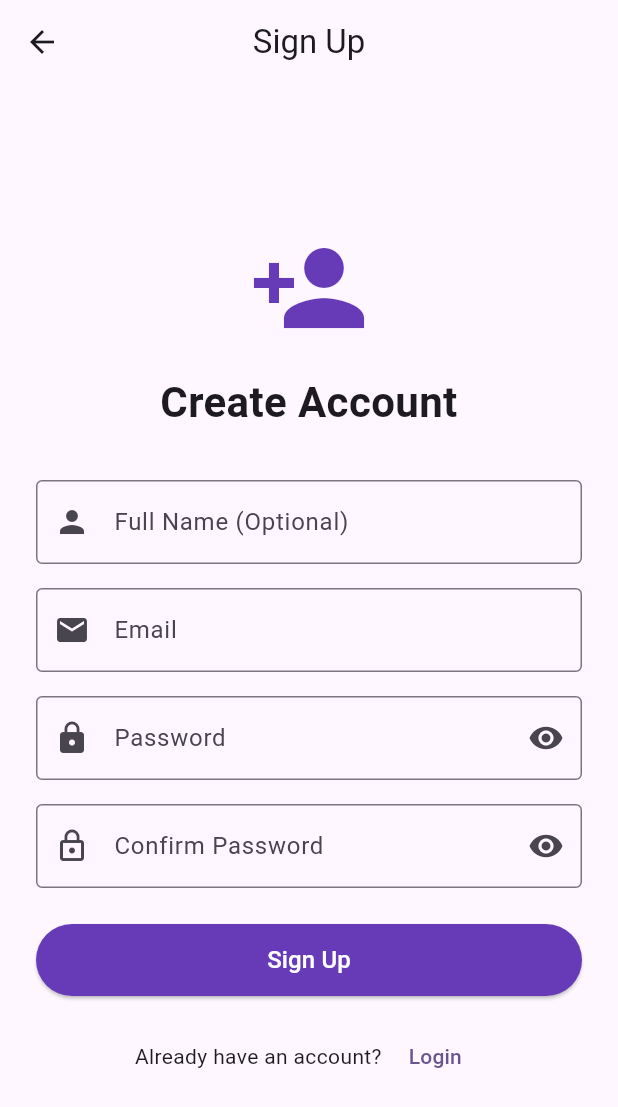
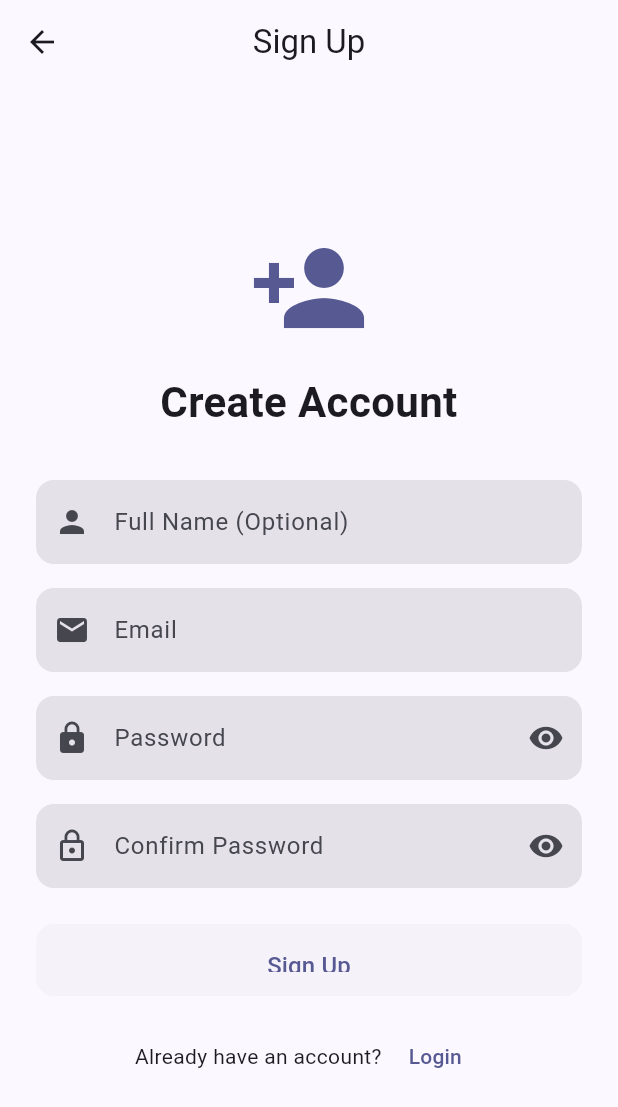
Before and after one commit to mistergaurav/memoryhub, a Flutter app: the screen it shows after launch, after a tap on "Login", after a tap on "Sign Up", on a phone screen of 412 x 824 dp. Shown: the top 1107 px of the screen. Run offline on Flutter 3.47's test engine with Material 3 defaults, Android fonts, the phone set to English and light mode, and no system bars; our stand-ins replace file_picker, shared_preferences; accounts and stored records are empty; network calls fail.

Commit message:
Enhance application appearance and user experience with updated styling
Update the application's theme to use Material 3, introduce a new primary color, and refine UI elements such as app bars, cards, buttons, and input fields for a more modern and user-friendly interface. The login and signup screens are updated to reflect these style changes and now utilize a splash screen on startup.

Replit-Commit-Author: Agent
Replit-Commit-Session-Id: 44feb2eb-779b-4c57-b6de-b28d263338ee
Replit-Commit-Checkpoint-Type: intermediate_checkpoint
Replit-Commit-Screenshot-Url: https://storage.googleapis.com/screenshot-production-us-central1/7fa15e25-8ae9-49d4-967c-3b7b116703ae/44feb2eb-779b-4c57-b6de-b28d263338ee/Ji9yg2a

```diff
--- a/memory_hub_app/lib/main.dart
+++ b/memory_hub_app/lib/main.dart
@@ -25,15 +25,90 @@ class MyApp extends StatelessWidget {
     return MaterialApp(
       title: 'The Memory Hub',
       theme: ThemeData(
-        colorScheme: ColorScheme.fromSeed(seedColor: Colors.deepPurple),
+        colorScheme: ColorScheme.fromSeed(
+          seedColor: const Color(0xFF6366F1),
+          brightness: Brightness.light,
+        ),
         useMaterial3: true,
         appBarTheme: const AppBarTheme(
           centerTitle: true,
           elevation: 0,
         ),
+        cardTheme: CardThemeData(
+          elevation: 0,
+          shape: RoundedRectangleBorder(
+            borderRadius: BorderRadius.circular(16),
+          ),
+        ),
+        elevatedButtonTheme: ElevatedButtonThemeData(
+          style: ElevatedButton.styleFrom(
+            elevation: 0,
+            padding: const EdgeInsets.symmetric(vertical: 16, horizontal: 32),
+            shape: RoundedRectangleBorder(
+              borderRadius: BorderRadius.circular(12),
+            ),
+          ),
+        ),
+        inputDecorationTheme: InputDecorationTheme(
+          filled: true,
+          border: OutlineInputBorder(
+            borderRadius: BorderRadius.circular(12),
+            borderSide: BorderSide.none,
+          ),
+          enabledBorder: OutlineInputBorder(
+            borderRadius: BorderRadius.circular(12),
+            borderSide: BorderSide.none,
+          ),
+          focusedBorder: OutlineInputBorder(
+            borderRadius: BorderRadius.circular(12),
+            borderSide: const BorderSide(width: 2),
+          ),
+        ),
       ),
+      darkTheme: ThemeData(
+        colorScheme: ColorScheme.fromSeed(
+          seedColor: const Color(0xFF6366F1),
+          brightness: Brightness.dark,
+        ),
+        useMaterial3: true,
+        appBarTheme: const AppBarTheme(
+          centerTitle: true,
+          elevation: 0,
+        ),
+        cardTheme: CardThemeData(
+          elevation: 0,
+          shape: RoundedRectangleBorder(
+            borderRadius: BorderRadius.circular(16),
+          ),
+        ),
+        elevatedButtonTheme: ElevatedButtonThemeData(
+          style: ElevatedButton.styleFrom(
+            elevation: 0,
+            padding: const EdgeInsets.symmetric(vertical: 16, horizontal: 32),
+            shape: RoundedRectangleBorder(
+              borderRadius: BorderRadius.circular(12),
+            ),
+          ),
+        ),
+        inputDecorationTheme: InputDecorationTheme(
+          filled: true,
+          border: OutlineInputBorder(
+            borderRadius: BorderRadius.circular(12),
+            borderSide: BorderSide.none,
+          ),
+          enabledBorder: OutlineInputBorder(
+            borderRadius: BorderRadius.circular(12),
+            borderSide: BorderSide.none,
+          ),
+          focusedBorder: OutlineInputBorder(
+            borderRadius: BorderRadius.circular(12),
+            borderSide: const BorderSide(width: 2),
+          ),
+        ),
+      ),
+      themeMode: ThemeMode.system,
       debugShowCheckedModeBanner: false,
-      home: const LoginScreen(),
+      home: const SplashScreen(),
       onGenerateRoute: (settings) {
         switch (settings.name) {
           case '/login':
--- a/memory_hub_app/lib/screens/auth/login_screen.dart
+++ b/memory_hub_app/lib/screens/auth/login_screen.dart
@@ -68,10 +68,10 @@ class _LoginScreenState extends State<LoginScreen> {
                   mainAxisAlignment: MainAxisAlignment.center,
                   crossAxisAlignment: CrossAxisAlignment.stretch,
                   children: [
-                    const Icon(
+                    Icon(
                       Icons.memory,
                       size: 80,
-                      color: Colors.deepPurple,
+                      color: Theme.of(context).colorScheme.primary,
                     ),
                     const SizedBox(height: 16),
                     const Text(
@@ -143,10 +143,6 @@ class _LoginScreenState extends State<LoginScreen> {
                       height: 48,
                       child: ElevatedButton(
                         onPressed: _isLoading ? null : _handleLogin,
-                        style: ElevatedButton.styleFrom(
-                          backgroundColor: Colors.deepPurple,
-                          foregroundColor: Colors.white,
-                        ),
                         child: _isLoading
                             ? const SizedBox(
                                 width: 24,
--- a/memory_hub_app/lib/screens/auth/signup_screen.dart
+++ b/memory_hub_app/lib/screens/auth/signup_screen.dart
@@ -85,10 +85,10 @@ class _SignupScreenState extends State<SignupScreen> {
                   mainAxisAlignment: MainAxisAlignment.center,
                   crossAxisAlignment: CrossAxisAlignment.stretch,
                   children: [
-                    const Icon(
+                    Icon(
                       Icons.person_add,
                       size: 80,
-                      color: Colors.deepPurple,
+                      color: Theme.of(context).colorScheme.primary,
                     ),
                     const SizedBox(height: 16),
                     const Text(
@@ -194,10 +194,6 @@ class _SignupScreenState extends State<SignupScreen> {
                       height: 48,
                       child: ElevatedButton(
                         onPressed: _isLoading ? null : _handleSignup,
-                        style: ElevatedButton.styleFrom(
-                          backgroundColor: Colors.deepPurple,
-                          foregroundColor: Colors.white,
-                        ),
                         child: _isLoading
                             ? const SizedBox(
                                 width: 24,
```
Also changed, not shown: 3 other files.
